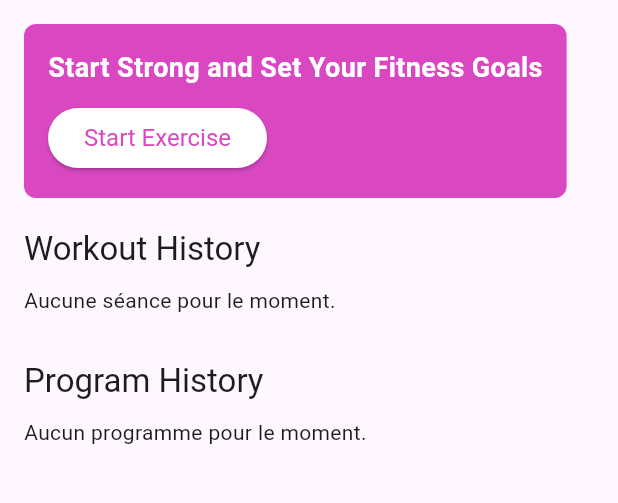
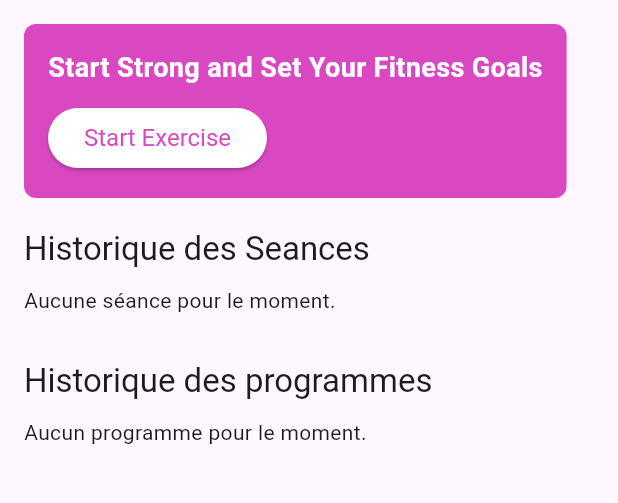
Before and after one commit to Roowka/GymbrOS, a Flutter app: the MyHomePage screen opened directly, on a phone screen of 412 x 824 dp, the part 84-587 px from its top. Run offline on Flutter 3.47's test engine with Material 3 defaults, Android fonts, the phone set to English and light mode, and no system bars; our stand-ins replace sqflite; accounts and stored records are empty.

Commit message:
feat: ajout de l'historique des programmes

```diff
--- a/lib/main.dart
+++ b/lib/main.dart
@@ -1,5 +1,5 @@
 import 'package:flutter/material.dart';
-import 'package:gymbros/src/features/providers/seance_provider.dart';
+import 'package:gymbros/src/features/providers/session_provider.dart';
 import 'package:gymbros/src/home.dart';
 import 'package:provider/provider.dart';
 import 'src/layout.dart';
@@ -16,7 +16,7 @@ import 'src/data/database/models/Exercise/exercise_model.dart';
 import 'src/data/database/models/program_model.dart';
 import 'src/data/database/models/Session/session_model.dart';
 import 'package:gymbros/src/features/providers/program_provider.dart';
-import 'package:gymbros/src/features/providers/seance_provider.dart';
+import 'package:gymbros/src/features/providers/session_provider.dart';
 
 void main() async {
   WidgetsFlutterBinding.ensureInitialized();
--- a/lib/src/features/session/page/session_page.dart
+++ b/lib/src/features/session/page/session_page.dart
@@ -1,7 +1,7 @@
 import 'package:flutter/material.dart';
 import 'package:gymbros/src/data/database/models/Session/session_model.dart';
 import 'package:provider/provider.dart';
-import 'package:gymbros/src/features/providers/seance_provider.dart';
+import 'package:gymbros/src/features/providers/session_provider.dart';
 
 class SessionPage extends StatefulWidget {
   const SessionPage({Key? key}) : super(key: key);
--- a/lib/src/home.dart
+++ b/lib/src/home.dart
@@ -1,8 +1,9 @@
 import 'package:flutter/material.dart';
+import 'package:gymbros/src/features/providers/program_provider.dart';
 import 'package:gymbros/src/shared/utils/constants.dart';
 import 'package:gymbros/src/shared/widget/custom_history_title.dart';
 import 'package:provider/provider.dart';
-import 'package:gymbros/src/features/providers/seance_provider.dart';
+import 'package:gymbros/src/features/providers/session_provider.dart';
 import 'package:gymbros/src/features/session/page/session_page.dart';
 import 'package:intl/intl.dart';
 
@@ -17,6 +18,7 @@ class MyHomePage extends StatefulWidget {
 class _MyHomePageState extends State<MyHomePage> {
   @override
   Widget build(BuildContext context) {
+    final programProvider = Provider.of<ProgramProvider>(context);
     final sessionProvider = Provider.of<SessionProvider>(context);
     return Scaffold(
       appBar: AppBar(
@@ -75,7 +77,7 @@ class _MyHomePageState extends State<MyHomePage> {
             ),
             // Section historique des séances
             Text(
-              'Workout History',
+              'Historique des Seances',
               style: Theme.of(context).textTheme.titleLarge,
             ),
             const SizedBox(height: 10),
@@ -97,20 +99,20 @@ class _MyHomePageState extends State<MyHomePage> {
 
             // Section historique des programmes
             Text(
-              'Program History',
+              'Historique des programmes',
               style: Theme.of(context).textTheme.titleLarge,
             ),
             const SizedBox(height: 10),
-            if (sessionProvider.sessions.isEmpty)
+            if (programProvider.programs.isEmpty)
               const Text('Aucun programme pour le moment.')
             else
               Column(
-                children: sessionProvider.sessions.map((session) {
+                children: programProvider.programs.map((program) {
                   String formattedDate =
                       DateFormat('dd MMM yyyy').format(DateTime.now());
                   return CustomHistoryTitle(
                     workoutDate: formattedDate,
-                    workoutType: session.name,
+                    workoutType: program.name,
                     workoutDuration: 'Program Details',
                   );
                 }).toList(),
```
Also changed, not shown: lib/src/features/program/page/program_page.dart (+17 -1 lines), lib/src/features/providers/session_provider.dart (renamed from lib/src/features/providers/seance_provider.dart).
